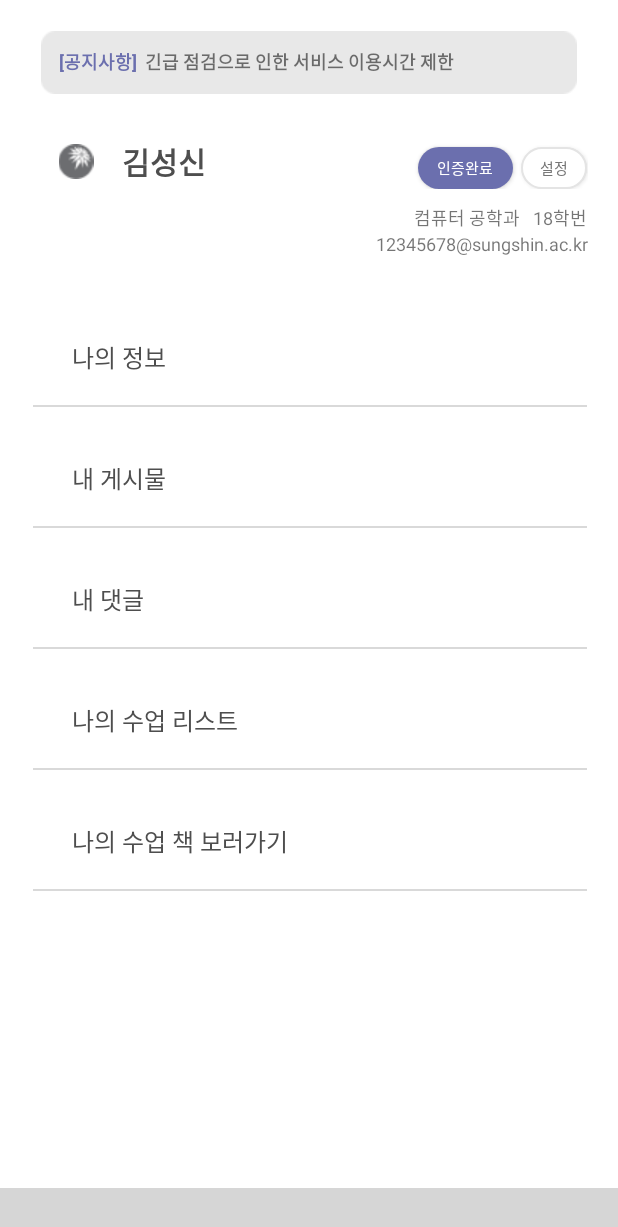
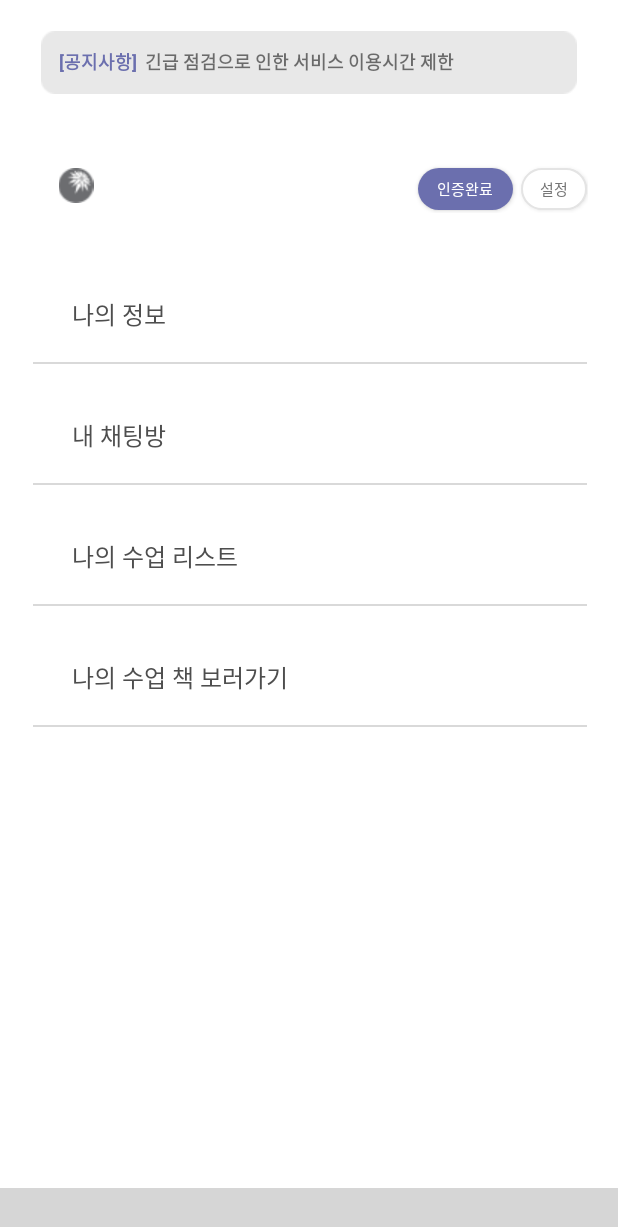
Before and after one commit to aerim-choi/SHOWBOOK, an Android app: the fragment MyPageFragment placed in its activity, on a phone screen of 412 x 824 dp. Shown: the top 1227 px of the screen. Run offline under Robolectric (Android 15) with nearby library versions, the phone set to English and light mode, and no system bars; our stand-ins replace Firebase (no records; nobody signed in at launch, a user with empty details on screens opened directly); libraries missing offline, so code that uses them is left out: nl.joery.animatedbottombar; plain views replace AnimatedBottomBar; pictures from the network do not load; Roboto replaces fonts that are not available here; 3 statements that could not run were skipped; grey boxes are pictures that could not be loaded.

```diff
--- a/app/src/main/java/org/techtown/showbook/MainActivity.kt
+++ b/app/src/main/java/org/techtown/showbook/MainActivity.kt
@@ -1,11 +1,15 @@
 package org.techtown.showbook
 
+import android.content.Intent
 import androidx.appcompat.app.AppCompatActivity
 import android.os.Bundle
 import android.util.Log
 import androidx.core.view.get
 import androidx.fragment.app.Fragment
 import com.google.android.material.bottomnavigation.BottomNavigationView
+import com.google.firebase.auth.FirebaseAuth
+import com.google.firebase.auth.ktx.auth
+import com.google.firebase.ktx.Firebase
 import nl.joery.animatedbottombar.AnimatedBottomBar
 import org.techtown.showbook.usedbookstore.home.UsedBookHomeFragment
 import org.techtown.showbook.bookinfo.BookSearchFragment
@@ -14,6 +18,9 @@ import org.techtown.showbook.lectureinfo.LectureFragment
 import org.techtown.showbook.mypage.MyPageFragment
 
 public class MainActivity : AppCompatActivity() {
+    private lateinit var email: String
+    private lateinit var id: String
+    private lateinit var auth: FirebaseAuth
     override fun onCreate(savedInstanceState: Bundle?) {
         super.onCreate(savedInstanceState)
         setContentView(R.layout.activity_main)
@@ -24,10 +31,14 @@ public class MainActivity : AppCompatActivity() {
         val usedBookHomeFragment = UsedBookHomeFragment()
         val myPageFragment=MyPageFragment()
         val bottomNavigationView = findViewById<AnimatedBottomBar>(R.id.bottom_bar)
-
+        auth = Firebase.auth
         replaceFragment(homeFragment)
         bottomNavigationView.selectTab(bottomNavigationView.tabs[0],true)
 
+
+        var emailtemp = auth.currentUser?.email?.split('@')
+        email = auth.currentUser?.email.toString()
+        id = emailtemp?.get(0).toString()
 
         bottomNavigationView.setOnTabSelectListener(object : AnimatedBottomBar.OnTabSelectListener {
 
@@ -56,6 +67,13 @@ public class MainActivity : AppCompatActivity() {
 
 
     }
+    public fun getEmail():String{
+        return email
+    }
+    public fun getId():String{
+        return id
+    }
+
     public fun replaceFragment(fragment: Fragment) {
         supportFragmentManager.beginTransaction()
             .apply {
--- a/app/src/main/java/org/techtown/showbook/auth/LoginActivity.kt
+++ b/app/src/main/java/org/techtown/showbook/auth/LoginActivity.kt
@@ -39,6 +39,8 @@ class LoginActivity : AppCompatActivity() {
 
                         val intent = Intent(this, MainActivity::class.java)
                         intent.flags = Intent.FLAG_ACTIVITY_NEW_TASK or Intent.FLAG_ACTIVITY_CLEAR_TASK
+                        intent.putExtra("email",id)
+
                         startActivity(intent)
 
                         Toast.makeText(this, "로그인 성공", Toast.LENGTH_LONG).show()
--- a/app/src/main/java/org/techtown/showbook/bookinfo/MyBookActivity.kt
+++ b/app/src/main/java/org/techtown/showbook/bookinfo/MyBookActivity.kt
@@ -85,13 +85,11 @@ class MyBookActivity:AppCompatActivity (){
                         response.body()?.let {
 
                             if(it.books.isNotEmpty()){
-                                Log.d("안녕",it.books.toString())
-                                Log.d("하이",it.books[0].toString())
                                 bookList.add(it.books[0])
                                 adapter.submitList(bookList)
                             }
                             else{
-                                book=Book(0,keyword,"","교보문고 검색 불가","0","","","")
+                                book=Book(0,keyword,"","교보문고 검색 불가","0","","","","")
                                 bookList.add(book)
                                 adapter.submitList(bookList)
                             }
--- a/app/src/main/java/org/techtown/showbook/bookinfo/model/Book.kt
+++ b/app/src/main/java/org/techtown/showbook/bookinfo/model/Book.kt
@@ -13,5 +13,6 @@ data class Book (
     @SerializedName("priceSales") var price:String,
     @SerializedName("publisher") var publisher:String,
     @SerializedName("coverSmallUrl")var coverSmallUrl:String,
-    @SerializedName("coverLargeUrl")var coverLargeUrl:String
+    @SerializedName("coverLargeUrl")var coverLargeUrl:String,
+    @SerializedName("link") var link:String
     ): Parcelable
--- a/app/src/main/java/org/techtown/showbook/mypage/MyPageFragment.kt
+++ b/app/src/main/java/org/techtown/showbook/mypage/MyPageFragment.kt
@@ -9,6 +9,7 @@ import org.techtown.showbook.R
 import org.techtown.showbook.bookinfo.MyBookActivity
 import org.techtown.showbook.databinding.FragmentMypageBinding
 import org.techtown.showbook.lectureinfo.LectureFragment
+import org.techtown.showbook.usedbookstore.chatlist.ChatListActivity
 
 class MyPageFragment: Fragment(R.layout.fragment_mypage) {
     private var binding: FragmentMypageBinding? = null
@@ -18,12 +19,20 @@ class MyPageFragment: Fragment(R.layout.fragment_mypage) {
         val fragmentMyPageBinding = FragmentMypageBinding.bind(view)
         binding = fragmentMyPageBinding
 
+        val mainActivity = activity as MainActivity
+
         binding!!.myLectureBtn.setOnClickListener {
-            val mainActivity = activity as MainActivity
             mainActivity.replaceFragment(LectureFragment())
         }
+
+        binding!!.nameTextView.text=mainActivity.getId()
+
         binding!!.myBookList.setOnClickListener{
             val intent = Intent(activity, MyBookActivity::class.java)
+            startActivity(intent)
+        }
+        binding!!.myChatRoomTextView.setOnClickListener{
+            val intent = Intent(activity, ChatListActivity::class.java)
             startActivity(intent)
         }
 
--- a/app/src/main/java/org/techtown/showbook/usedbookstore/home/UsedBookDetail.kt
+++ b/app/src/main/java/org/techtown/showbook/usedbookstore/home/UsedBookDetail.kt
@@ -12,6 +12,7 @@ import com.google.firebase.auth.ktx.auth
 import com.google.firebase.database.DatabaseReference
 import com.google.firebase.database.ktx.database
 import com.google.firebase.ktx.Firebase
+import org.techtown.showbook.MainActivity
 import org.techtown.showbook.databinding.ActivityBookinfoReviewBinding
 
 import org.techtown.showbook.databinding.ActivityUsedbookdetailBinding
@@ -47,7 +48,8 @@ class UsedBookDetail : AppCompatActivity() {
         binding.detailbookBuy.text= "구매시기 : ${intent.getStringExtra("구매시기") }이내"
         binding.detailbookWrite.text = "필기여부 : ${intent.getStringExtra("필기여부")}"
 
-        val sellerId = intent.getStringExtra("sellerId")
+        var emailtemp = auth.currentUser?.email?.split('@')
+        val sellerId = emailtemp?.get(0).toString()
         val title=intent.getStringExtra("title")
 
         binding.sellerId.text = sellerId
--- a/app/src/main/res/layout/fragment_mypage.xml
+++ b/app/src/main/res/layout/fragment_mypage.xml
@@ -48,7 +48,7 @@
         android:id="@+id/linearLayout"
         android:layout_width="0dp"
         android:layout_height="wrap_content"
-        android:layout_marginTop="4dp"
+        android:layout_marginTop="20dp"
         android:orientation="vertical"
         android:padding="20dp"
         app:layout_constraintBottom_toTopOf="@+id/scrollView3"
@@ -102,51 +102,13 @@
                 android:textSize="10sp" />
         </LinearLayout>
 
-        <LinearLayout
-            android:layout_width="match_parent"
-            android:layout_height="wrap_content"
-            android:layout_marginTop="10dp"
-            android:orientation="vertical">
-
-            <LinearLayout
-                android:layout_width="match_parent"
-                android:layout_height="match_parent"
-                android:orientation="horizontal">
-
-                <TextView
-                    android:id="@+id/textView8"
-                    android:layout_width="wrap_content"
-                    android:layout_height="wrap_content"
-                    android:layout_marginEnd="1dp"
-                    android:layout_weight="1"
-                    android:gravity="end"
-                    android:text="컴퓨터 공학과"
-                    android:textSize="12dp" />
-
-                <TextView
-                    android:id="@+id/textView9"
-                    android:layout_width="18dp"
-                    android:layout_height="wrap_content"
-                    android:layout_weight="0.1"
-                    android:gravity="end"
-                    android:text="18학번"
-                    android:textSize="12dp" />
-            </LinearLayout>
-
-            <TextView
-                android:id="@+id/textView10"
-                android:layout_width="match_parent"
-                android:layout_height="wrap_content"
-                android:gravity="end"
-                android:text="12345678@sungshin.ac.kr"
-                android:textSize="12dp" />
-        </LinearLayout>
     </LinearLayout>
 
     <ScrollView
         android:id="@+id/scrollView3"
         android:layout_width="420dp"
         android:layout_height="0dp"
+        android:layout_marginBottom="20dp"
         app:layout_constraintBottom_toBottomOf="parent"
         app:layout_constraintEnd_toEndOf="parent"
         app:layout_constraintStart_toStartOf="parent"
@@ -160,7 +122,7 @@
             android:orientation="vertical">
 
             <TextView
-                android:id="@+id/textView11"
+                android:id="@+id/myInfoTextView"
                 android:layout_width="match_parent"
                 android:layout_height="wrap_content"
                 android:layout_marginStart="35dp"
@@ -168,26 +130,6 @@
                 android:layout_marginEnd="35dp"
                 android:layout_marginBottom="20dp"
                 android:text="    나의 정보"
-                android:textColor="@color/fontcolor"
-                android:textSize="16sp" />
-
-            <View
-                android:id="@+id/view"
-                android:layout_width="match_parent"
-                android:layout_height="1dp"
-                android:layout_marginStart="25dp"
-                android:layout_marginEnd="25dp"
-                android:background="#D9D9D9" />
-
-            <TextView
-                android:id="@+id/textView12"
-                android:layout_width="match_parent"
-                android:layout_height="wrap_content"
-                android:layout_marginStart="35dp"
-                android:layout_marginTop="35dp"
-                android:layout_marginEnd="35dp"
-                android:layout_marginBottom="20dp"
-                android:text="    내 게시물"
                 android:textColor="@color/fontcolor"
                 android:textSize="16sp" />
 
@@ -200,14 +142,14 @@
                 android:background="#D9D9D9" />
 
             <TextView
-                android:id="@+id/textView13"
+                android:id="@+id/myChatRoomTextView"
                 android:layout_width="match_parent"
                 android:layout_height="wrap_content"
                 android:layout_marginStart="35dp"
                 android:layout_marginTop="35dp"
                 android:layout_marginEnd="35dp"
                 android:layout_marginBottom="20dp"
-                android:text="    내 댓글"
+                android:text="    내 채팅방"
                 android:textColor="@color/fontcolor"
                 android:textSize="16sp" />
 
--- a/app/src/main/res/layout/item_bookcomment.xml
+++ b/app/src/main/res/layout/item_bookcomment.xml
@@ -70,7 +70,7 @@
             android:ems="10"
             android:hint="한줄평 내용"
             android:textColor="@color/fontcolor"
-            android:inputType="textPersonName"
+            android:inputType="textMultiLine"
             android:padding="20dp" />
 
     </LinearLayout>
```
Also changed, not shown: app/src/main/java/org/techtown/showbook/bookinfo/BookReviewActivity.kt (+7 -2 lines), app/src/main/res/layout/activity_add_article.xml (+5 -4 lines), app/src/main/res/layout/activity_bookinfo_review.xml (+14 -2 lines).
